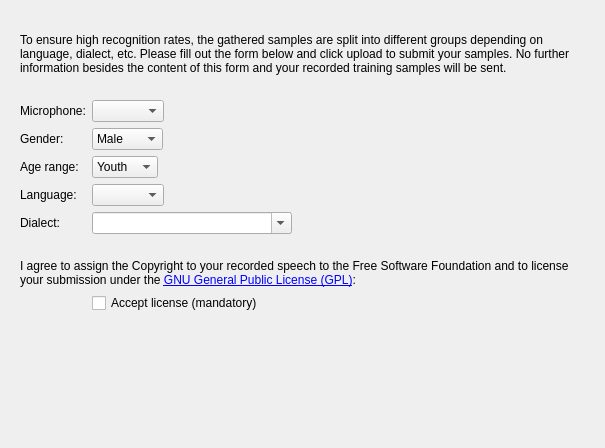
Old version of the form simon/src/simonsampleshare/sampleshare.ui in the repository KDE/simon.
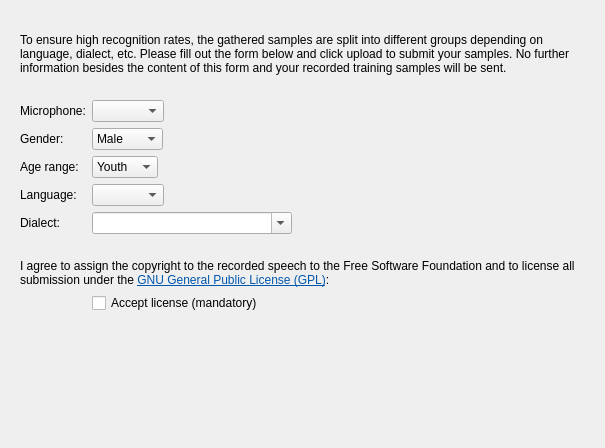
New version of the form. The open tabs and pages were chosen to show the change. Custom widgets are drawn as their Qt base class.

Commit message: Fixed weird wording

Diff of the .ui file:
```diff
--- a/simon/src/simonsampleshare/sampleshare.ui
+++ b/simon/src/simonsampleshare/sampleshare.ui
@@ -276,7 +276,7 @@
        <item row="9" column="0" colspan="2">
         <widget class="QLabel" name="label_3">
          <property name="text">
-          <string>&lt;html&gt;&lt;body&gt;&lt;p&gt;I agree to assign the Copyright to your recorded speech to the Free Software Foundation and to license your submission under the &lt;a href=&quot;http://www.gnu.org/licenses/gpl-3.0.html&quot;&gt;GNU General Public License (GPL)&lt;/a&gt;:&lt;/p&gt;&lt;/body&gt;&lt;/html&gt;</string>
+          <string>&lt;html&gt;&lt;head/&gt;&lt;body&gt;&lt;p&gt;I agree to assign the copyright to the recorded speech to the Free Software Foundation and to license all submission under the &lt;a href=&quot;http://www.gnu.org/licenses/gpl-3.0.html&quot;&gt;&lt;span style=&quot; text-decoration: underline; color:#0057ae;&quot;&gt;GNU General Public License (GPL)&lt;/span&gt;&lt;/a&gt;:&lt;/p&gt;&lt;/body&gt;&lt;/html&gt;</string>
          </property>
          <property name="wordWrap">
           <bool>true</bool>
```
